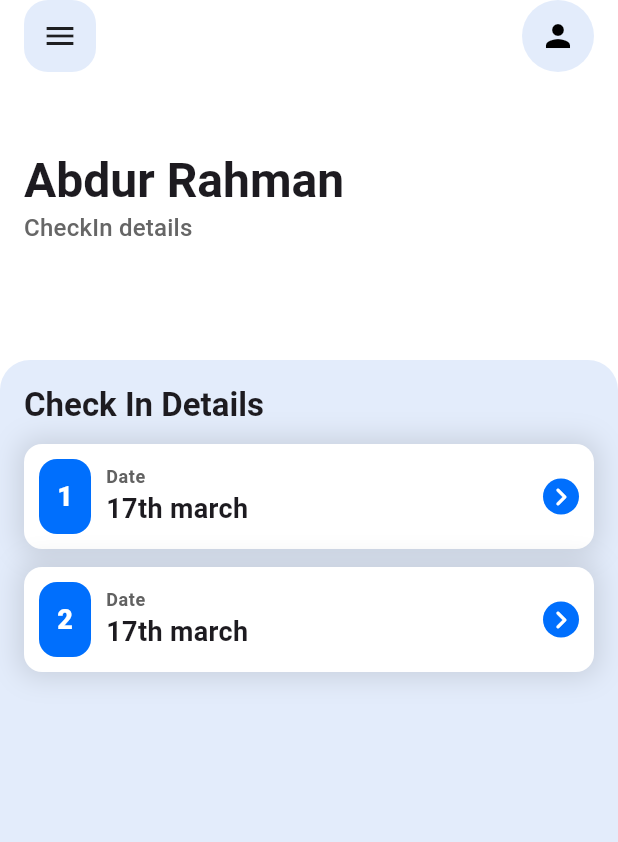
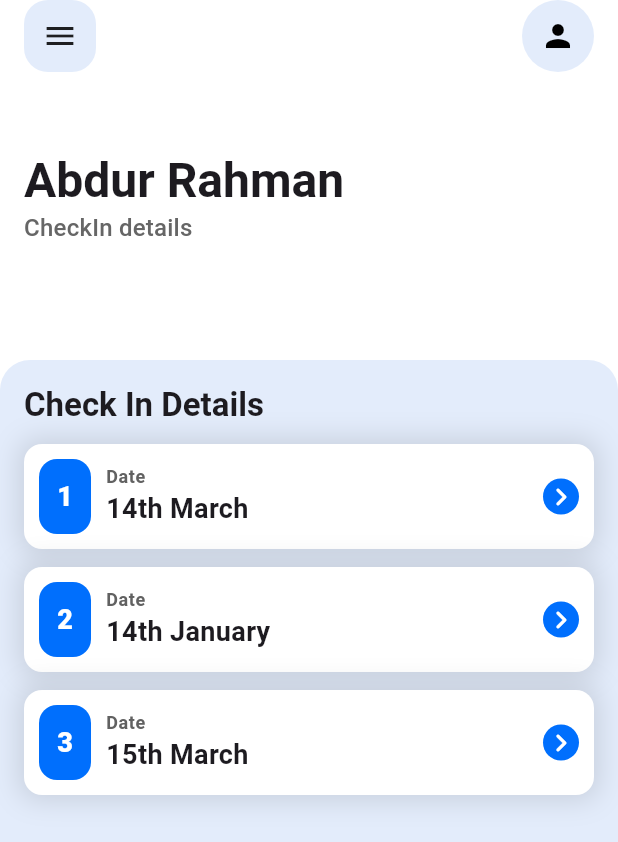
Before and after one commit to abd5294/office-admin, a Flutter app: the CheckInListScreen screen opened by its route, on a phone screen of 412 x 824 dp. Shown: the top 842 px of the screen. Run offline on Flutter 3.47's test engine with Material 3 defaults, Android fonts, the phone set to English and light mode, and no system bars; our stand-ins replace go_router; network calls fail.

Commit message:
check in model

```diff
--- /dev/null
+++ b/lib/features/checkin/controller/check_in_list_controller.dart
@@ -0,0 +1,11 @@
+import 'package:office/features/checkin/model/check_in_list_model.dart';
+
+class CheckInListController {
+  List<CheckInListModel> getCheckInList() {
+    return [
+      CheckInListModel('14th March'),
+      CheckInListModel('14th January'),
+      CheckInListModel('15th March'),
+    ];
+  }
+}
--- /dev/null
+++ b/lib/features/checkin/model/check_in_list_model.dart
@@ -0,0 +1,5 @@
+class CheckInListModel {
+  final String date;
+
+  CheckInListModel(this.date);
+}
--- a/lib/features/checkin/view/pages/check_in_list_screen.dart
+++ b/lib/features/checkin/view/pages/check_in_list_screen.dart
@@ -1,5 +1,7 @@
 import 'package:flutter/material.dart';
 import 'package:office/core/themes/app_color.dart';
+import 'package:office/features/checkin/controller/check_in_list_controller.dart';
+import 'package:office/features/checkin/model/check_in_list_model.dart';
 import 'package:office/features/checkin/view/widgets/check_in_card.dart';
 import 'package:office/shared/widgets/custom_app_bar.dart';
 import 'package:office/shared/widgets/custom_bottom_sheet.dart';
@@ -11,6 +13,8 @@ class CheckInListScreen extends StatelessWidget {
 
   @override
   Widget build(BuildContext context) {
+    final List<CheckInListModel> checkInList =
+        CheckInListController().getCheckInList();
     return Container(
       color: Colors.white,
       child: SafeArea(
@@ -58,10 +62,12 @@ class CheckInListScreen extends StatelessWidget {
                   ListView.separated(
                     shrinkWrap: true,
                     itemBuilder:
-                        (context, index) =>
-                            CheckInCard(index: index + 1, date: '17th march'),
+                        (context, index) => CheckInCard(
+                          index: index + 1,
+                          date: checkInList[index].date,
+                        ),
                     separatorBuilder: (context, index) => SizedBox(height: 12),
-                    itemCount: 2,
+                    itemCount: checkInList.length,
                   ),
                 ],
               ),
```
Also changed, not shown: lib/features/checkin/controller/check_in_individual_controller.dart (added), lib/features/checkin/model/check_in_individual_model.dart (added).
